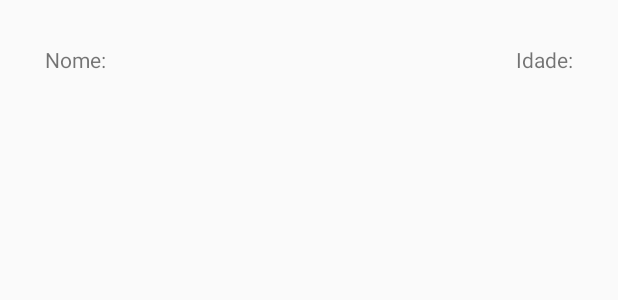
After one commit to rafamazzucato/AndroidKotlinImpacta, an Android app: the layout celula_contato.xml on its own in the app's theme, with its tools: preview values and no code run, on a phone screen of 412 x 824 dp. The commit adds this screen. Shown: the top 300 px of the screen. Run offline under Robolectric (Android 15) with nearby library versions, the phone set to English and light mode, and no system bars.

Commit message:
continuação laboratório DB

```diff
--- /dev/null
+++ b/Laboratorio16/app/src/main/res/layout/celula_contato.xml
@@ -0,0 +1,34 @@
+<?xml version="1.0" encoding="utf-8"?>
+<RelativeLayout xmlns:android="http://schemas.android.com/apk/res/android"
+                android:layout_width="match_parent"
+                android:layout_height="match_parent"
+                android:padding="30dp">
+
+    <TextView
+            android:id="@+id/labelNome"
+            android:layout_width="wrap_content"
+            android:layout_height="wrap_content"
+            android:layout_alignParentLeft="true"
+            android:text="Nome:"/>
+    <TextView
+            android:id="@+id/contatoNome"
+            android:layout_width="wrap_content"
+            android:layout_height="wrap_content"
+            android:layout_toEndOf="@+id/labelNome"
+            android:layout_toRightOf="@+id/labelNome"/>
+
+    <TextView
+            android:id="@+id/labelIdade"
+            android:layout_width="wrap_content"
+            android:layout_height="wrap_content"
+            android:layout_toStartOf="@+id/contatoIdade"
+            android:layout_toLeftOf="@+id/contatoIdade"
+            android:text="Idade:"/>
+
+    <TextView
+            android:id="@+id/contatoIdade"
+            android:layout_width="wrap_content"
+            android:layout_height="wrap_content"
+            android:layout_alignParentRight="true"/>
+
+</RelativeLayout>
--- a/Laboratorio16/app/src/main/res/layout/tela_inicial.xml
+++ b/Laboratorio16/app/src/main/res/layout/tela_inicial.xml
@@ -12,7 +12,7 @@
             android:textSize="20sp"
             android:layout_marginBottom="20dp"/>
 
-    <androidx.recyclerview.widget.RecyclerView
+    <ListView
             android:id="@+id/listaContatos"
             android:layout_width="match_parent"
             android:layout_height="wrap_content"
```
Also changed, not shown: Laboratorio16/app/src/main/java/br/com/impacta/kotlin/laboratorio16/activities/DetalheActivity.kt (+33 -0 lines), Laboratorio16/app/src/main/java/br/com/impacta/kotlin/laboratorio16/activities/MainActivity.kt (+58 -0 lines), Laboratorio16/app/src/main/java/br/com/impacta/kotlin/laboratorio16/adapters/ContatosAdapter.kt (added, +55 -0 lines), Laboratorio16/app/src/main/java/br/com/impacta/kotlin/laboratorio16/daos/ContatoDAO.kt (added, +106 -0 lines), Laboratorio16/app/src/main/java/br/com/impacta/kotlin/laboratorio16/database/DAO.kt (added, +21 -0 lines), Laboratorio16/app/src/main/java/br/com/impacta/kotlin/laboratorio16/database/SQLiteHelper.kt (added, +55 -0 lines), Laboratorio16/app/src/main/java/br/com/impacta/kotlin/laboratorio16/models/Contato.kt (added, +8 -0 lines), Laboratorio16/app/src/main/res/menu/menu_main.xml (added, +12 -0 lines).
